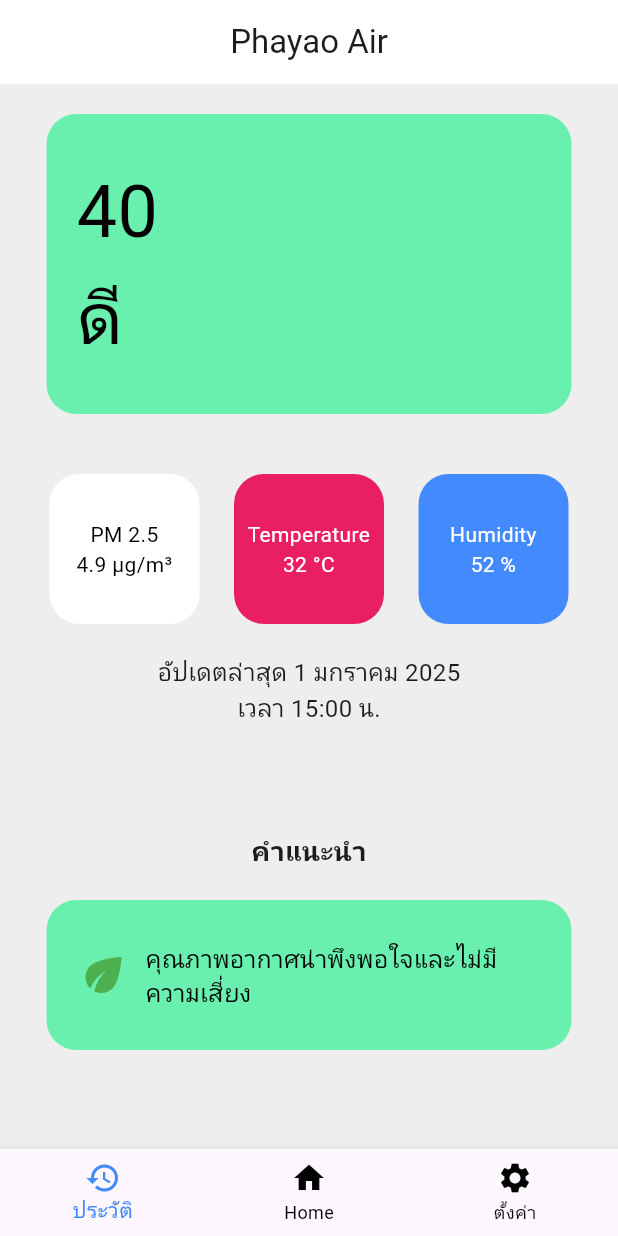
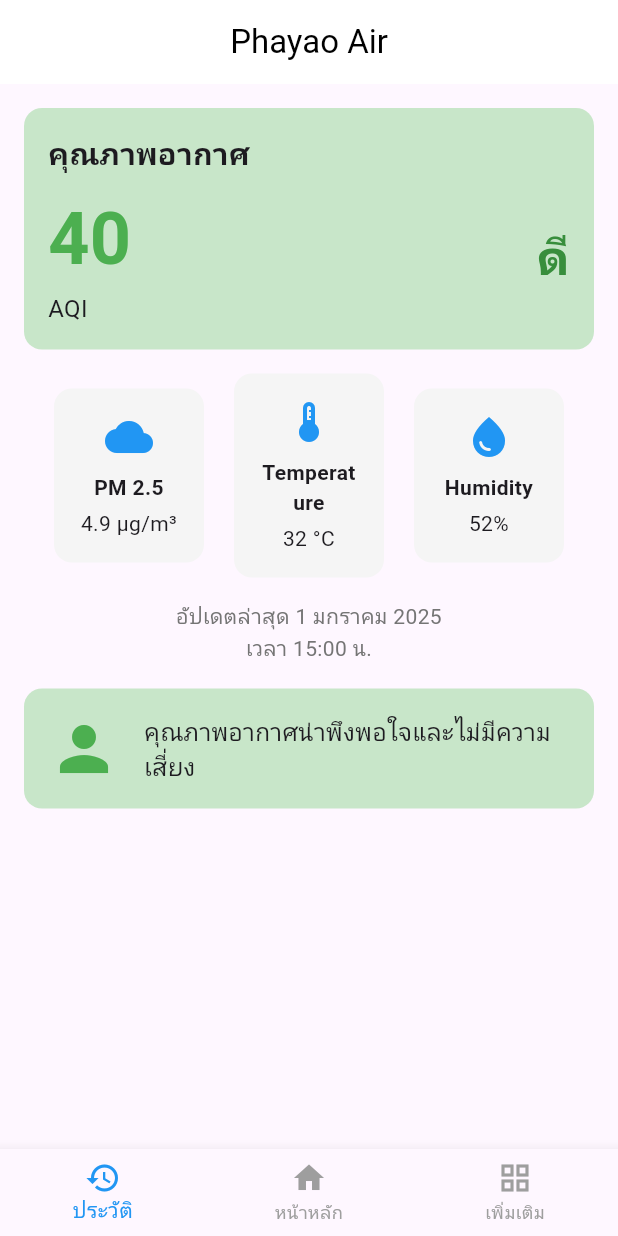
Before and after one commit to P0XKY/226314-Mobile-Application, a Flutter app: the screen it shows after launch, on a phone screen of 412 x 824 dp. Run offline on Flutter 3.47's test engine with Material 3 defaults, Android fonts, the phone set to English and light mode, and no system bars.

Commit message:
add main Home Longin

```diff
--- a/lib/Home.dart
+++ b/lib/Home.dart
@@ -1,43 +1,151 @@
-import 'package:application/main.dart';
 import 'package:flutter/material.dart';
 
-void main() {
-  runApp(const MyApp());
-}
-
-class MyApp extends StatelessWidget {
-  const MyApp({super.key});
+class Home extends StatelessWidget {
+  const Home({super.key});
 
   @override
   Widget build(BuildContext context) {
-    return MaterialApp(
-      home: Scaffold(
-        backgroundColor: Colors.grey[200],
-        appBar: AppBar(
-          title: const Text("Phayao Air"),
-          centerTitle: true,
-          backgroundColor: Colors.white,
-        ),
-        body: const Home(),
-        bottomNavigationBar: BottomNavigationBar(
-          items: const <BottomNavigationBarItem>[
-            BottomNavigationBarItem(
-              icon: Icon(Icons.history),
-              label: 'ประวัติ',
+    return SingleChildScrollView(
+      padding: const EdgeInsets.all(16),
+      child: Column(
+        children: [
+          // กล่องคุณภาพอากาศ
+          Container(
+            decoration: BoxDecoration(
+              color: Colors.green[100],
+              borderRadius: BorderRadius.circular(12),
             ),
-            BottomNavigationBarItem(
-              icon: Icon(Icons.home),
-              label: 'Home',
+            padding: const EdgeInsets.all(16),
+            child: Column(
+              crossAxisAlignment: CrossAxisAlignment.start,
+              children: [
+                const Text(
+                  'คุณภาพอากาศ',
+                  style: TextStyle(fontSize: 20, fontWeight: FontWeight.bold),
+                ),
+                const SizedBox(height: 8),
+                Row(
+                  mainAxisAlignment: MainAxisAlignment.spaceBetween,
+                  children: [
+                    Column(
+                      crossAxisAlignment: CrossAxisAlignment.start,
+                      children: const [
+                        Text(
+                          '40',
+                          style: TextStyle(
+                              fontSize: 48,
+                              fontWeight: FontWeight.bold,
+                              color: Colors.green),
+                        ),
+                        Text(
+                          'AQI',
+                          style: TextStyle(fontSize: 16),
+                        ),
+                      ],
+                    ),
+                    const Text(
+                      'ดี',
+                      style: TextStyle(
+                          fontSize: 32,
+                          fontWeight: FontWeight.bold,
+                          color: Colors.green),
+                    ),
+                  ],
+                ),
+              ],
             ),
-            BottomNavigationBarItem(
-              icon: Icon(Icons.settings),
-              label: 'ตั้งค่า',
+          ),
+          const SizedBox(height: 16),
+
+          // การ์ดแสดงข้อมูล
+          Row(
+            mainAxisAlignment: MainAxisAlignment.spaceEvenly,
+            children: const [
+              InfoCard(
+                icon: Icons.cloud,
+                title: 'PM 2.5',
+                value: '4.9 µg/m³',
+              ),
+              InfoCard(
+                icon: Icons.thermostat,
+                title: 'Temperature',
+                value: '32 °C',
+              ),
+              InfoCard(
+                icon: Icons.water_drop,
+                title: 'Humidity',
+                value: '52%',
+              ),
+            ],
+          ),
+          const SizedBox(height: 16),
+
+          // คำแนะนำ
+          Container(
+            decoration: BoxDecoration(
+              color: Colors.green[100],
+              borderRadius: BorderRadius.circular(12),
             ),
-          ],
-          selectedItemColor: Colors.blueAccent,
-          unselectedItemColor: Colors.black,
-        ),
+            padding: const EdgeInsets.all(16),
+            child: Row(
+              children: [
+                const Icon(Icons.person, color: Colors.green, size: 48),
+                const SizedBox(width: 16),
+                Expanded(
+                  child: const Text(
+                    'คุณภาพอากาศน่าพึงพอใจและไม่มีความเสี่ยง',
+                    style: TextStyle(fontSize: 16),
+                  ),
+                ),
+              ],
+            ),
+          ),
+        ],
       ),
     );
   }
 }
+
+// การ์ดแสดงข้อมูลย่อย
+class InfoCard extends StatelessWidget {
+  final IconData icon;
+  final String title;
+  final String value;
+
+  const InfoCard({
+    super.key,
+    required this.icon,
+    required this.title,
+    required this.value,
+  });
+
+  @override
+  Widget build(BuildContext context) {
+    return Container(
+      width: 100,
+      padding: const EdgeInsets.all(16),
+      decoration: BoxDecoration(
+        color: Colors.grey[100],
+        borderRadius: BorderRadius.circular(12),
+      ),
+      child: Column(
+        mainAxisAlignment: MainAxisAlignment.center,
+        children: [
+          Icon(icon, size: 32, color: Colors.blue),
+          const SizedBox(height: 8),
+          Text(
+            title,
+            style: const TextStyle(fontSize: 14, fontWeight: FontWeight.bold),
+            textAlign: TextAlign.center,
+          ),
+          const SizedBox(height: 4),
+          Text(
+            value,
+            style: const TextStyle(fontSize: 14),
+            textAlign: TextAlign.center,
+          ),
+        ],
+      ),
+    );
+  }
+}
--- a/lib/main.dart
+++ b/lib/main.dart
@@ -1,177 +1,188 @@
 import 'package:flutter/material.dart';
 
+void main() {
+  runApp(MyApp());
+}
 
-class Home extends StatelessWidget {
-  const Home({super.key});
-
+class MyApp extends StatelessWidget {
   @override
   Widget build(BuildContext context) {
-    return Center(
+    return MaterialApp(
+      debugShowCheckedModeBanner: false,
+      home: PhayaoAirPage(),
+    );
+  }
+}
+
+class PhayaoAirPage extends StatelessWidget {
+  @override
+  Widget build(BuildContext context) {
+    return Scaffold(
+      appBar: AppBar(
+        backgroundColor: Colors.white,
+        title: Text(
+          'Phayao Air',
+          style: TextStyle(color: Colors.black),
+        ),
+        centerTitle: true,
+        iconTheme: IconThemeData(color: Colors.black),
+        elevation: 0,
+      ),
+      body: SingleChildScrollView(
+        padding: EdgeInsets.all(16),
         child: Column(
-        crossAxisAlignment: CrossAxisAlignment.center,
           children: [
-          // AQI box
-          box1(
-            '40\nดี',
-            350.0,
-            200.0,
-            Colors.greenAccent,
-            textColor: Colors.black,
+            Container(
+              decoration: BoxDecoration(
+                color: Colors.green[100],
+                borderRadius: BorderRadius.circular(12),
+              ),
+              padding: EdgeInsets.all(16),
+              child: Column(
+                crossAxisAlignment: CrossAxisAlignment.start,
+                children: [
+                  Text(
+                    'คุณภาพอากาศ',
+                    style: TextStyle(fontSize: 20, fontWeight: FontWeight.bold),
+                  ),
+                  SizedBox(height: 8),
+                  Row(
+                    mainAxisAlignment: MainAxisAlignment.spaceBetween,
+                    children: [
+                      Column(
+                        crossAxisAlignment: CrossAxisAlignment.start,
+                        children: [
+                          Text(
+                            '40',
+                            style: TextStyle(
                                 fontSize: 48,
+                                fontWeight: FontWeight.bold,
+                                color: Colors.green),
                           ),
-          // PM2.5, Temperature, Humidity
-          Padding(
-            padding: const EdgeInsets.symmetric(horizontal: 20.0, vertical: 10.0),
-            child: Row(
-              mainAxisAlignment: MainAxisAlignment.spaceEvenly,
-              children: [
-                box(
-                  'PM 2.5\n4.9 µg/m³',
-                  100.0,
-                  100.0,
-                  Colors.white,
-                  textColor: Colors.black,
+                          Text(
+                            'AQI',
+                            style: TextStyle(fontSize: 16),
                           ),
-                box(
-                  'Temperature\n32 °C',
-                  100.0,
-                  100.0,
-                  Colors.pink,
-                  textColor: Colors.white,
+                        ],
                       ),
-                box(
-                  'Humidity\n52 %',
-                  100.0,
-                  100.0,
-                  Colors.blueAccent,
-                  textColor: Colors.white,
+                      Text(
+                        'ดี',
+                        style: TextStyle(
+                            fontSize: 32,
+                            fontWeight: FontWeight.bold,
+                            color: Colors.green[700]),
+                      ),
+                    ],
                   ),
                 ],
               ),
             ),
-          // Last update
-          const Text(
-            "อัปเดตล่าสุด 1 มกราคม 2025",
+            SizedBox(height: 16),
+            Row(
+              mainAxisAlignment: MainAxisAlignment.spaceEvenly,
+              children: [
+                InfoCard(
+                  icon: Icons.cloud,
+                  title: 'PM 2.5',
+                  value: '4.9 µg/m³',
+                ),
+                InfoCard(
+                  icon: Icons.thermostat,
+                  title: 'Temperature',
+                  value: '32 °C',
+                ),
+                InfoCard(
+                  icon: Icons.water_drop,
+                  title: 'Humidity',
+                  value: '52%',
+                ),
+              ],
+            ),
+            SizedBox(height: 16),
+            Text(
+              'อัปเดตล่าสุด 1 มกราคม 2025\nเวลา 15:00 น.',
+              textAlign: TextAlign.center,
+              style: TextStyle(fontSize: 14, color: Colors.grey[600]),
+            ),
+            SizedBox(height: 16),
+            Container(
+              decoration: BoxDecoration(
+                color: Colors.green[100],
+                borderRadius: BorderRadius.circular(12),
+              ),
+              padding: EdgeInsets.all(16),
+              child: Row(
+                children: [
+                  Icon(Icons.person, color: Colors.green, size: 48),
+                  SizedBox(width: 16),
+                  Expanded(
+                    child: Text(
+                      'คุณภาพอากาศน่าพึงพอใจและไม่มีความเสี่ยง',
                       style: TextStyle(fontSize: 16),
                     ),
-          const Text(
-            "เวลา 15:00 น.",
-            style: TextStyle(fontSize: 16),
                   ),
-          const SizedBox(height: 20),
-          // Recommendation box
-          const Align(
-            alignment: Alignment.center,
-            child: Padding(
-              padding: const EdgeInsets.fromLTRB(0, 50, 0, 0),
-              child: const Text(
-                "คำแนะนำ",
-                style: TextStyle(fontSize: 18, fontWeight: FontWeight.bold),
+                ],
               ),
             ),
+          ],
         ),
-          box2(
-            'คุณภาพอากาศน่าพึงพอใจและไม่มีความเสี่ยง',
-            350.0,
-            100.0,
-            Colors.greenAccent,
-            textColor: Colors.black,
+      ),
+      bottomNavigationBar: BottomNavigationBar(
+        items: [
+          BottomNavigationBarItem(
+            icon: Icon(Icons.history),
+            label: 'ประวัติ',
+          ),
+          BottomNavigationBarItem(
+            icon: Icon(Icons.home),
+            label: 'หน้าหลัก',
+          ),
+          BottomNavigationBarItem(
+            icon: Icon(Icons.grid_view),
+            label: 'เพิ่มเติม',
+          ),
+        ],
+        selectedItemColor: Colors.blue,
+        unselectedItemColor: Colors.grey,
+      ),
+    );
+  }
+}
+
+class InfoCard extends StatelessWidget {
+  final IconData icon;
+  final String title;
+  final String value;
+
+  InfoCard({required this.icon, required this.title, required this.value});
+
+  @override
+  Widget build(BuildContext context) {
+    return Container(
+      width: 100,
+      padding: EdgeInsets.all(16),
+      decoration: BoxDecoration(
+        color: Colors.grey[100],
+        borderRadius: BorderRadius.circular(12),
+      ),
+      child: Column(
+        mainAxisAlignment: MainAxisAlignment.center,
+        children: [
+          Icon(icon, size: 32, color: Colors.blue),
+          SizedBox(height: 8),
+          Text(
+            title,
+            style: TextStyle(fontSize: 14, fontWeight: FontWeight.bold),
+            textAlign: TextAlign.center,
+          ),
+          SizedBox(height: 4),
+          Text(
+            value,
+            style: TextStyle(fontSize: 14),
+            textAlign: TextAlign.center,
           ),
         ],
       ),
     );
   }
-
-  // Box with rounded corners and customizable style
-  Widget box1(
-      String text,
-      double w,
-      double h,
-      Color color, {
-        Color textColor = Colors.black,
-        double fontSize = 16,
-      }) {
-    return Container(
-      margin: const EdgeInsets.all(20),
-      width: w,
-      height: h,
-      decoration: BoxDecoration(
-        color: color,
-        borderRadius: BorderRadius.circular(20),
-      ),
-      alignment: Alignment.centerLeft,
-      padding: const EdgeInsets.symmetric(horizontal: 20),
-      child: Text(
-        text,
-        textAlign: TextAlign.left,
-        style: TextStyle(color: textColor, fontSize: fontSize),
-      ),
-    );
 }
-
-  // Box for recommendation and other smaller boxes
-  Widget box2(
-      String text,
-      double w,
-      double h,
-      Color color, {
-        Color textColor = Colors.black,
-        double fontSize = 16,
-      }) {
-    return Container(
-      margin: const EdgeInsets.all(20),
-      width: w,
-      height: h,
-      decoration: BoxDecoration(
-        color: color,
-        borderRadius: BorderRadius.circular(20),
-      ),
-      padding: const EdgeInsets.symmetric(horizontal: 20),
-      child: Row(
-        children: [
-          // Add an icon to the left
-          const Icon(
-            Icons.eco, // Replace with your desired icon
-            color: Colors.green, // Icon color
-            size: 36, // Icon size
-          ),
-          const SizedBox(width: 10), // Spacing between icon and text
-          Expanded(
-            child: Text(
-              text,
-              textAlign: TextAlign.left,
-              style: TextStyle(color: textColor, fontSize: fontSize),
-            ),
-          ),
-        ],
-      ),
-    );
-  }
-
-
-  // General box widget for PM2.5, Temperature, etc.
-  Widget box(
-      String text,
-      double w,
-      double h,
-      Color color, {
-        Color textColor = Colors.black,
-        double fontSize = 14,
-      }) {
-    return Container(
-      margin: const EdgeInsets.all(10),
-      width: w,
-      height: h,
-      decoration: BoxDecoration(
-        color: color,
-        borderRadius: BorderRadius.circular(20),
-      ),
-      alignment: Alignment.center,
-      child: Text(
-        text,
-        textAlign: TextAlign.center,
-        style: TextStyle(color: textColor, fontSize: fontSize),
-      ),
-    );
-  }
-}
```
Also changed, not shown: lib/Longin.dart (added, +171 -0 lines). Lines whose indentation alone changed are shown as unchanged.
